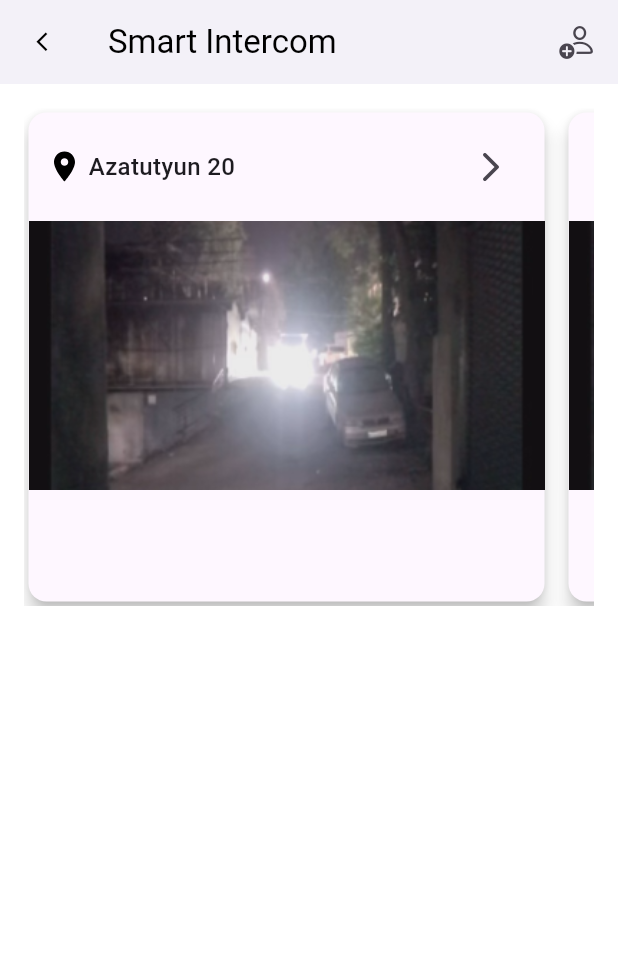
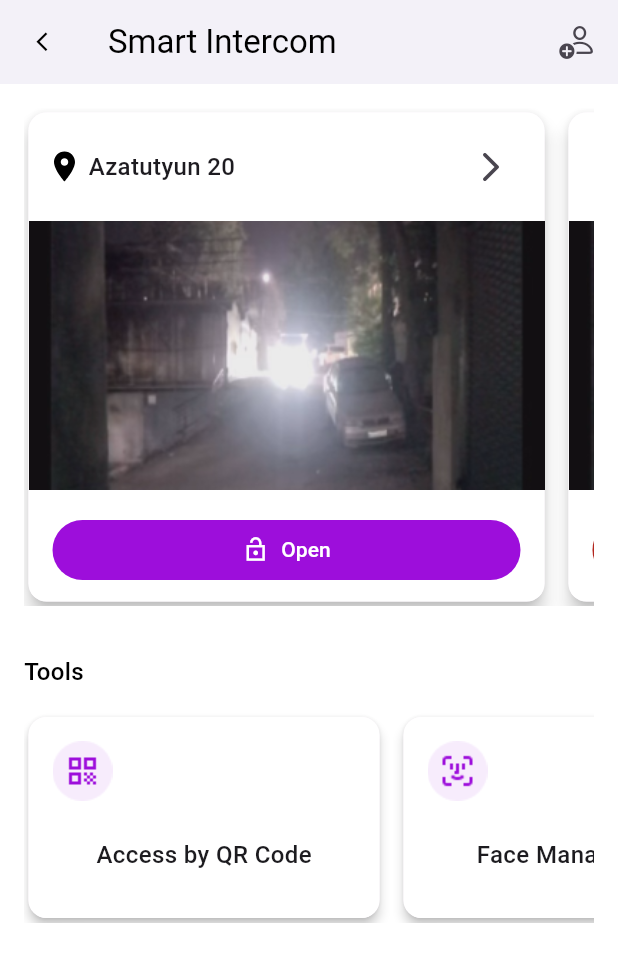
Before and after one commit to ArtAtshemyan/IntelligentSecuritySystems, a Flutter app: the SmartIntercomPage screen opened directly, on a phone screen of 412 x 824 dp. Shown: the top 962 px of the screen. Run offline on Flutter 3.47's test engine with Material 3 defaults, Android fonts, the phone set to English and light mode, and no system bars; our stand-ins replace dartz, device_info_plus, dio, flutter_bloc, flutter_svg, get_it and 6 more; missing offline and left inert: android_id; accounts and stored records are empty.

Commit message:
add smart interactum page only navigation proprtis

```diff
--- /dev/null
+++ b/devtools_options.yaml
@@ -0,0 +1,3 @@
+description: This file stores settings for Dart & Flutter DevTools.
+documentation: https://docs.flutter.dev/tools/devtools/extensions#configure-extension-enablement-states
+extensions:
--- a/lib/app/my_app.dart
+++ b/lib/app/my_app.dart
@@ -5,7 +5,6 @@ import 'package:intelligent_security_systems/feature/home/presentation/pages/hom
 
 import '../core/theme/app_theme.dart';
 import '../feature/auth/presentation/bloc/localization_cubit.dart';
-import '../feature/splash/pages/splash.dart';
 import '../generated/l10n.dart';
 
 class MyApp extends StatelessWidget {
@@ -33,7 +32,7 @@ class MyApp extends StatelessWidget {
             darkTheme: AppTheme.darkTheme,
             themeMode: ThemeMode.system,
             debugShowCheckedModeBanner: false,
-            home: const SplashScreen(),
+            home: const HomePage(),
           );
         },
       ),
--- a/lib/core/assets/app_images.dart
+++ b/lib/core/assets/app_images.dart
@@ -5,5 +5,7 @@ class AppImages {
   static const String camera = '${_basePath}camera_image.png';
   static const String barrier = '${_basePath}barrier_image.png';
   static const String media = '${_basePath}media.png';
+  static const String qrScan = '${_basePath}qr_scan.png';
+  static const String faceScan = '${_basePath}face_scan.png';
 
 }
--- a/lib/core/assets/app_vectors.dart
+++ b/lib/core/assets/app_vectors.dart
@@ -12,5 +12,6 @@ class AppVectors {
   static const String notification = '${_basePath}notif_icon$_format';
   static const String location = '${_basePath}location_on$_format';
   static const String phone = '${_basePath}phone_icon$_format';
+
   //location_on
 }
--- a/lib/feature/auth/presentation/pages/sign_in.dart
+++ b/lib/feature/auth/presentation/pages/sign_in.dart
@@ -182,19 +182,19 @@ class _SignInPageState extends State<SignInPage> {
         onPressed: _passwordCon.text.isNotEmpty && _emailCon.text.isNotEmpty
             ? () {
                 if (_signupFormKey.currentState?.validate() ?? false) {
-                  Navigator.pushAndRemoveUntil(
-                    context,
-                    MaterialPageRoute(builder: (context) => const HomePage()),
-                        (Route<dynamic> route) => false,
-                  );
-                  // context.read<ButtonStateCubit>().execute(
-                  //       useCase: sl<SignInUseCase>(),
-                  //       params: SignInReqParams(
-                  //         email: _emailCon.text,
-                  //         password: _passwordCon.text,
-                  //         deviceId: _deviceID,
-                  //       ),
-                  //     );
+                  // Navigator.pushAndRemoveUntil(
+                  //   context,
+                  //   MaterialPageRoute(builder: (context) => const HomePage()),
+                  //       (Route<dynamic> route) => false,
+                  // );
+                  context.read<ButtonStateCubit>().execute(
+                        useCase: sl<SignInUseCase>(),
+                        params: SignInReqParams(
+                          email: _emailCon.text,
+                          password: _passwordCon.text,
+                          deviceId: _deviceID,
+                        ),
+                      );
                 }
               }
             : null,
--- a/lib/feature/auth/presentation/pages/signup.dart
+++ b/lib/feature/auth/presentation/pages/signup.dart
@@ -252,31 +252,31 @@ class _SignupPageState extends State<SignupPage> {
                     S.of(context).strong
             ? () {
                 if (_signupFormKey.currentState?.validate() ?? false) {
-                  Navigator.pushAndRemoveUntil(
-                    context,
-                    MaterialPageRoute(
-                      builder: (context) => VerificationPage(
-                        signupReq: SignupReqParams(
+                  // Navigator.pushAndRemoveUntil(
+                  //   context,
+                  //   MaterialPageRoute(
+                  //     builder: (context) => VerificationPage(
+                  //       signupReq: SignupReqParams(
+                  //         email: _emailCon.text,
+                  //         phoneNumber: InputUtils.formatPhoneNumber(_phoneCon.text),
+                  //         password: _passwordCon.text,
+                  //         deviceId: _deviceID,
+                  //       ),
+                  //     ),
+                  //   ),
+                  //       (Route<dynamic> route) => false,
+                  // );
+
+                  context.read<ButtonStateCubit>().execute(
+                        useCase: sl<SignupUseCase>(),
+                        params: SignupReqParams(
                           email: _emailCon.text,
-                          phoneNumber: InputUtils.formatPhoneNumber(_phoneCon.text),
+                          phoneNumber:
+                              InputUtils.formatPhoneNumber(_phoneCon.text),
                           password: _passwordCon.text,
                           deviceId: _deviceID,
                         ),
-                      ),
-                    ),
-                        (Route<dynamic> route) => false,
-                  );
-
-                  // context.read<ButtonStateCubit>().execute(
-                  //       useCase: sl<SignupUseCase>(),
-                  //       params: SignupReqParams(
-                  //         email: _emailCon.text,
-                  //         phoneNumber:
-                  //             InputUtils.formatPhoneNumber(_phoneCon.text),
-                  //         password: _passwordCon.text,
-                  //         deviceId: _deviceID,
-                  //       ),
-                  //     );
+                      );
                 }
               }
             : null,
--- a/lib/feature/auth/presentation/pages/verification.dart
+++ b/lib/feature/auth/presentation/pages/verification.dart
@@ -191,20 +191,20 @@ class _VerificationState extends State<VerificationPage> {
           onPressed: _confirmCodeCon.text.isNotEmpty
               ? () {
                   if (_confirmFormKey.currentState?.validate() ?? false) {
-                    Navigator.pushAndRemoveUntil(
-                      context,
-                      MaterialPageRoute(builder: (context) => const HomePage()),
-                          (Route<dynamic> route) => false,
-                    );
-                    // context.read<ButtonStateCubit>().execute(
-                    //       useCase: sl<VerificationUseCase>(),
-                    //       params: VerificationReqParams(
-                    //           email: widget.signupReq.email,
-                    //           phoneNumber: widget.signupReq.phoneNumber,
-                    //           password: widget.signupReq.password,
-                    //           deviceId: widget.signupReq.deviceId ?? '',
-                    //           verificationConde: _confirmCodeCon.text),
-                    //     );
+                    // Navigator.pushAndRemoveUntil(
+                    //   context,
+                    //   MaterialPageRoute(builder: (context) => const HomePage()),
+                    //       (Route<dynamic> route) => false,
+                    // );
+                    context.read<ButtonStateCubit>().execute(
+                          useCase: sl<VerificationUseCase>(),
+                          params: VerificationReqParams(
+                              email: widget.signupReq.email,
+                              phoneNumber: widget.signupReq.phoneNumber,
+                              password: widget.signupReq.password,
+                              deviceId: widget.signupReq.deviceId ?? '',
+                              verificationConde: _confirmCodeCon.text),
+                        );
                   }
                 }
               : null,
--- a/lib/feature/smart_intercom/presentation/pages/smart_intercom.dart
+++ b/lib/feature/smart_intercom/presentation/pages/smart_intercom.dart
@@ -1,8 +1,8 @@
 import 'package:flutter/cupertino.dart';
 import 'package:flutter/material.dart';
 import 'package:flutter_svg/flutter_svg.dart';
+import 'package:intelligent_security_systems/common/helpers/extension/is_dark_mode.dart';
 import 'package:intelligent_security_systems/common/widgets/basic_app_bar.dart';
-import 'package:intelligent_security_systems/common/widgets/basic_button.dart';
 import 'package:intelligent_security_systems/core/assets/app_images.dart';
 import 'package:intelligent_security_systems/core/assets/app_vectors.dart';
 
@@ -37,25 +37,58 @@ class SmartIntercomPage extends StatelessWidget {
                     scrollDirection: Axis.horizontal,
                     padding: const EdgeInsets.all(3),
                     children: [
-                      _camerCopm(),
-                      _camerCopm(),
+                      _cameraComp(context,false, 'Azatutyun 20'),
+                      _cameraComp(context,true, '6 Vratsakan st.'),
                     ],
                   ),
-                )
+                ),
+                const SizedBox(height: 32),
+                Row(
+                  crossAxisAlignment: CrossAxisAlignment.start,
+                  children: [
+                    Text(
+                      S.of(context).tools,
+                      textAlign: TextAlign.start,
+                      style: TextStyle(
+                        color: context.isDarkMode
+                            ? AppColors.lightBackground
+                            : AppColors.darkBackground,
+                        fontSize: 16,
+                        fontWeight: FontWeight.w500,
+                      ),
+                    ),
+                  ],
+                ),
+                const SizedBox(height: 16),
+                SizedBox(
+                  height: 140,
+                  child: ListView(
+                    itemExtent: 250,
+                    padding: EdgeInsets.all(3),
+                    scrollDirection: Axis.horizontal,
+                    children: [
+                      _toolsItems(context,(){},AppImages.qrScan,S.of(context).accessByQrCode),
+                      _toolsItems(context,(){},AppImages.faceScan,S.of(context).faceManagement),
+                    ],
+                  ),
+                ),
               ],
             ),
           ),
         ));
   }
 
-  Widget _camerCopm() {
+  Widget _cameraComp(BuildContext context,bool locked, String address) {
     return Padding(
-      padding: const EdgeInsets.only(right:  16.0),
+      padding: const EdgeInsets.only(right: 16.0),
       child: Material(
         borderRadius: BorderRadius.circular(12),
         elevation: 5,
         child: Container(
           decoration: ShapeDecoration(
+            color: context.isDarkMode
+                ? AppColors.darkBackground
+                : AppColors.lightBackground,
             shape: RoundedRectangleBorder(
               borderRadius: BorderRadius.circular(12),
             ),
@@ -70,29 +103,121 @@ class SmartIntercomPage extends StatelessWidget {
                   children: [
                     SvgPicture.asset(AppVectors.location),
                     const SizedBox(width: 4),
-                    const Flexible(
+                    Flexible(
                       fit: FlexFit.tight,
                       flex: 2,
-                      child: const Text(
-                        'Azatutyun 20',
+                      child: Text(
+                        address,
                         textAlign: TextAlign.start,
-                        style: TextStyle(
+                        style: const TextStyle(
                           fontSize: 16,
                           fontWeight: FontWeight.w500,
                         ),
                       ),
                     ),
-                    IconButton(onPressed: (){}, icon: const Icon(Icons.arrow_forward_ios_rounded))
+                    IconButton(
+                        onPressed: () {},
+                        icon: const Icon(Icons.arrow_forward_ios_rounded))
                   ],
                 ),
               ),
               Image.asset(AppImages.media),
               const SizedBox(height: 16),
-
+              Padding(
+                padding: const EdgeInsets.symmetric(horizontal: 16.0),
+                child: _payButton(locked),
+              )
             ],
           ),
         ),
       ),
     );
   }
+
+  Widget _payButton(bool locked) {
+    return ElevatedButton(
+      onPressed: () {},
+      style: ElevatedButton.styleFrom(
+          backgroundColor: locked ? AppColors.red : AppColors.primary),
+      child: Row(
+        crossAxisAlignment: CrossAxisAlignment.center,
+        mainAxisSize: MainAxisSize.min,
+        mainAxisAlignment: MainAxisAlignment.center,
+        children: [
+          locked
+              ? const SizedBox()
+              : const Icon(
+                  Icons.lock_open_sharp,
+                  color: AppColors.lightBackground,
+                  size: 18,
+                ),
+          const SizedBox(width: 8),
+          Text(
+            locked ? S.current.payDebt : S.current.open,
+            textAlign: TextAlign.center,
+            style: const TextStyle(
+              color: AppColors.lightBackground,
+              fontSize: 14,
+              fontWeight: FontWeight.w500,
+            ),
+          ),
+        ],
+      ),
+    );
+  }
+
+  Widget _toolsItems(BuildContext context, VoidCallback action, String iconPath,
+      String title) {
+    return Padding(
+      padding: const EdgeInsets.only(right: 16.0),
+      child: GestureDetector(
+        onTap: action,
+        child: Material(
+          elevation: 3,
+          borderRadius: BorderRadius.circular(12),
+          child: Container(
+            clipBehavior: Clip.antiAlias,
+            decoration: BoxDecoration(
+              color: context.isDarkMode
+                  ? AppColors.darkBackground
+                  : AppColors.lightBackground,
+                borderRadius: BorderRadius.circular(12),
+              ),
+            child: Padding(
+              padding: const EdgeInsets.all(16.0),
+              child: Column(
+                mainAxisSize: MainAxisSize.min,
+                      crossAxisAlignment: CrossAxisAlignment.start,
+                children: [
+                  Container(
+                    width: 40,
+                    height: 40,
+                    decoration: BoxDecoration(
+                      image: DecorationImage(
+                        image: AssetImage(iconPath),
+                        fit: BoxFit.contain,
+                      ),
+                    ),
+                  ),
+                  const SizedBox(height: 24),
+                  Center(
+                    child: Text(
+                      title,
+                      style: TextStyle(
+                        color: context.isDarkMode
+                            ? AppColors.lightBackground
+                            : AppColors.darkGrey,
+                        fontSize: 16,
+                        fontWeight: FontWeight.w500,
+                      ),
+                    ),
+                  )
+                ],
+              ),
+            ),
+          ),
+        ),
+      ),
+    );
+  }
 }
--- a/lib/l10n/intl_en.arb
+++ b/lib/l10n/intl_en.arb
@@ -35,5 +35,9 @@
   "barrier": "Barrier",
   "payment": "Payment",
   "profile": "Profile",
-  "open": "Open"
+  "open": "Open",
+  "payDebt": "Pay Debt",
+  "tools": "Tools",
+  "accessByQrCode": "Access by QR Code",
+  "faceManagement": "Face Management"
 }
--- a/lib/l10n/intl_hy.arb
+++ b/lib/l10n/intl_hy.arb
@@ -35,5 +35,9 @@
   "barrier": "Barrier",
   "payment": "Payment",
   "profile": "Profile",
-  "open": "Open"
+  "open": "Open",
+  "payDebt": "Pay Debt",
+  "tools": "Tools",
+  "accessByQrCode": "Access by QR Code",
+  "faceManagement": "Face Management"
 }
--- a/lib/l10n/intl_ru.arb
+++ b/lib/l10n/intl_ru.arb
@@ -35,5 +35,9 @@
   "barrier": "Barrier",
   "payment": "Payment",
   "profile": "Profile",
-  "open": "Open"
+  "open": "Open",
+  "payDebt": "Pay Debt",
+  "tools": "Tools",
+  "accessByQrCode": "Access by QR Code",
+  "faceManagement": "Face Management"
 }
```
Also changed, not shown: assets/images/face_scan.png (added), assets/images/qr_scan.png (added), lib/generated/intl/messages_en.dart, lib/generated/intl/messages_hy.dart, lib/generated/intl/messages_ru.dart, lib/generated/l10n.dart, 3 other files.
